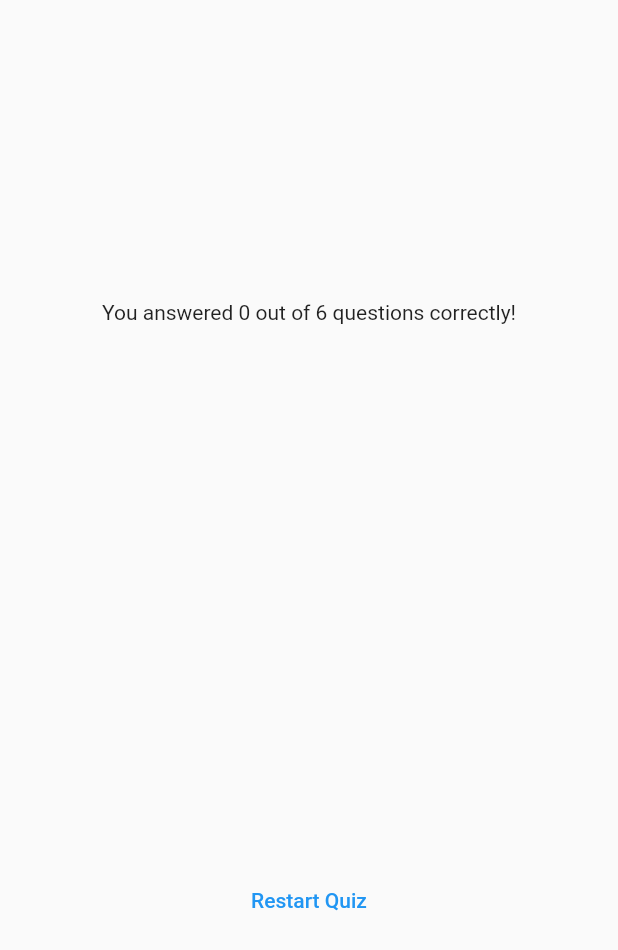
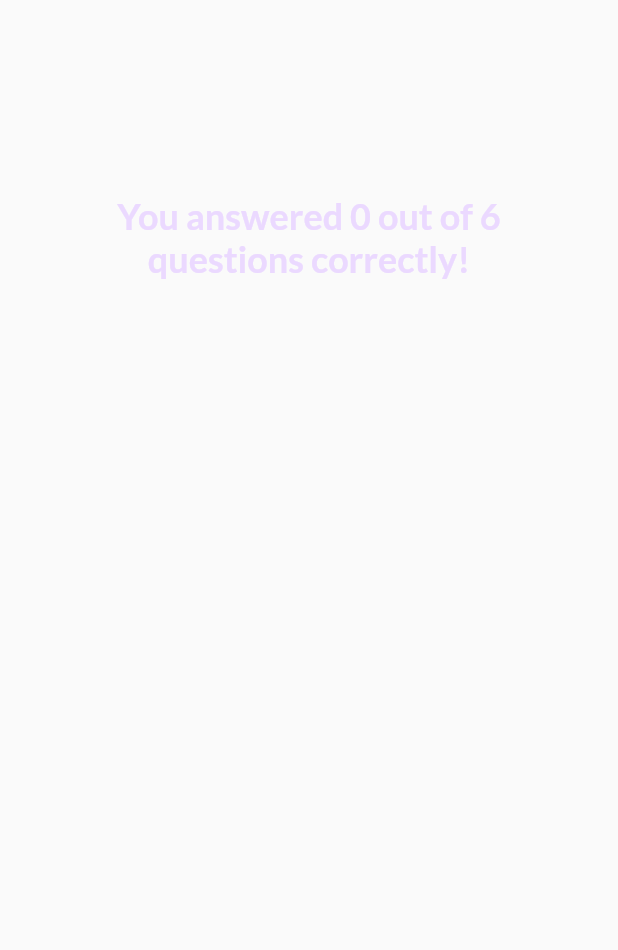
Before and after one commit to Subha-5/Flutter-Quiz-App, a Flutter app: the ResultsScreen widget shown alone on an empty page, opened directly with empty values, on a phone screen of 412 x 824 dp. Shown: the top 950 px of the screen. Run offline on Flutter 3.47's test engine with Material 2 defaults, Android fonts, the phone set to English and light mode, and no system bars; our stand-ins replace google_fonts.

Commit message:
Refactoring code, applying styles to result screen and make restart button functional

```diff
--- /dev/null
+++ b/lib/questions_summary/questions_summary.dart
@@ -0,0 +1,23 @@
+import 'package:flutter/material.dart';
+
+import 'package:adv_project/questions_summary/summary_item.dart';
+
+class QuestionsSummary extends StatelessWidget {
+  const QuestionsSummary(this.summaryData, {super.key});
+
+  final List<Map<String, Object>> summaryData;
+
+  @override
+  Widget build(BuildContext context) {
+    return SizedBox(
+      height: 400,
+      child: SingleChildScrollView(
+        child: Column(
+          children: summaryData.map((data) {
+            return SummaryItem(data);
+          }).toList(),
+        ),
+      ),
+    );
+  }
+}
--- a/lib/results_screen.dart
+++ b/lib/results_screen.dart
@@ -1,15 +1,15 @@
 import 'package:flutter/material.dart';
+import 'package:google_fonts/google_fonts.dart';
 
 import 'package:adv_project/data/questions.dart';
-import 'package:adv_project/questions_summary.dart';
+import 'package:adv_project/questions_summary/questions_summary.dart';
 
 class ResultsScreen extends StatelessWidget {
-  const ResultsScreen({
-    super.key,
-    required this.chosenAnswers,
-  });
+  const ResultsScreen(
+      {super.key, required this.chosenAnswers, required this.onRestart});
 
   final List<String> chosenAnswers;
+  final void Function() onRestart;
 
   List<Map<String, Object>> getSummary() {
     final List<Map<String, Object>> summary = [];
@@ -43,6 +43,12 @@ class ResultsScreen extends StatelessWidget {
           children: [
             Text(
               'You answered $numCorrectQuestions out of $numTotalQuestions questions correctly!',
+              style: GoogleFonts.lato(
+                color: const Color.fromARGB(255, 235, 217, 255),
+                fontSize: 24,
+                fontWeight: FontWeight.bold,
+              ),
+              textAlign: TextAlign.center,
             ),
             const SizedBox(
               height: 30,
@@ -51,9 +57,13 @@ class ResultsScreen extends StatelessWidget {
             const SizedBox(
               height: 30,
             ),
-            TextButton(
-              onPressed: () {},
-              child: const Text('Restart Quiz'),
+            TextButton.icon(
+              onPressed: onRestart,
+              style: TextButton.styleFrom(
+                foregroundColor: Colors.white,
+              ),
+              icon: const Icon(Icons.refresh),
+              label: const Text('Restart Quiz'),
             )
           ],
         ),
```
Also changed, not shown: lib/questions_summary.dart (deleted, +0 -37 lines), lib/questions_summary/question_identifier.dart (added, +34 -0 lines), lib/questions_summary/summary_item.dart (added, +74 -0 lines), lib/quiz.dart (+11 -1 lines).
